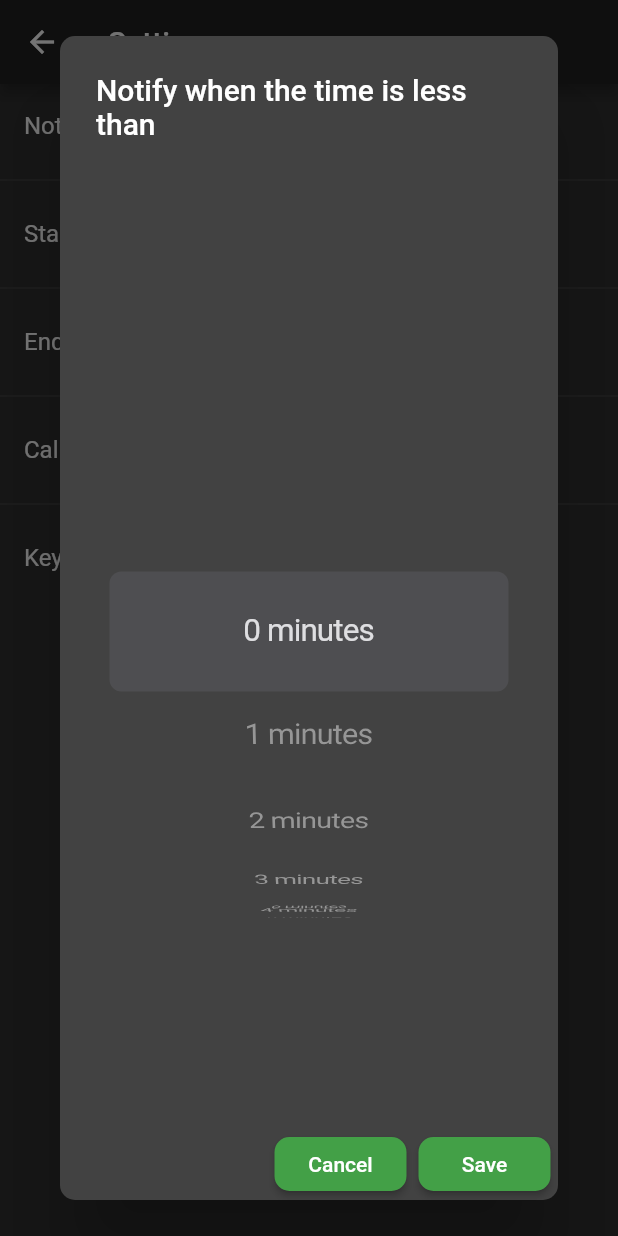
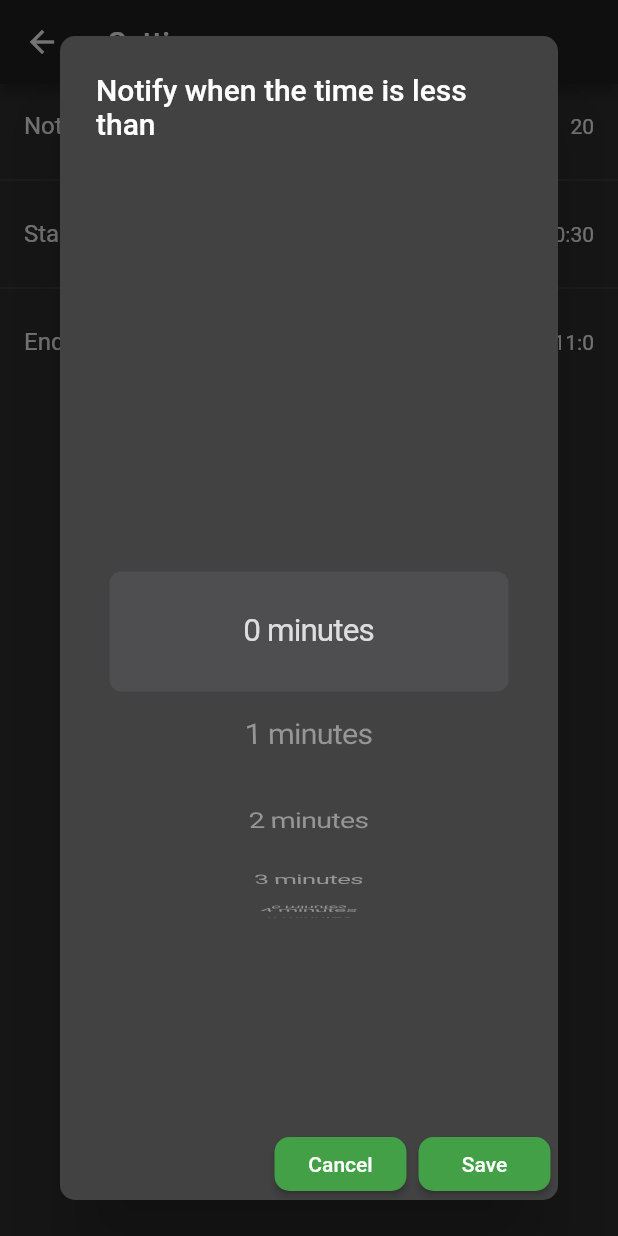
Before and after one commit to Oliventech/beatrushhour, a Flutter app: the SettingsPage screen opened directly, after a tap on "Notify me when", on a phone screen of 412 x 824 dp. Run offline on Flutter 3.47's test engine with Material 2 defaults, Android fonts, the phone set to English and light mode, and no system bars; our stand-ins replace flutter_local_notifications, shared_preferences; missing offline and left inert: flutter_google_places, google_maps_webservice; accounts and stored records are empty.

Commit message:
some changes

```diff
--- a/lib/settings.dart
+++ b/lib/settings.dart
@@ -3,23 +3,26 @@ import 'package:flutter/material.dart';
 import 'package:shared_preferences/shared_preferences.dart';
 
 class SettingsPage extends StatefulWidget {
+
+  SettingsPage({Key key, this.title}) : super(key: key);
+
+  final String title;
+
   @override
-  _SettingsPageState createState() => _SettingsPageState();
+  SettingsPageState createState() => SettingsPageState();
 }
 
-class _SettingsPageState extends State<SettingsPage> {
+class SettingsPageState extends State<SettingsPage> {
 
-  static final _SettingsPageState listRef = new _SettingsPageState._internal();
+  static int timeThreshold = 20;
 
-  factory _SettingsPageState() {
-    return listRef;
+  static String timeInNormalFormat = '${TimeOfDay.now().hour}:${TimeOfDay.now().minute}';
+
+  static List timeSelectedList = [TimeOfDay.now(), TimeOfDay(hour: TimeOfDay.now().minute+30 >= 60? TimeOfDay.now().hour+1:TimeOfDay.now().hour, minute: TimeOfDay.now().minute+30 >= 60? TimeOfDay.now().minute%30:TimeOfDay.now().minute+30)];
+
+  String giveTimeInNormalFormat(TimeOfDay time) {
+    return '${time.hour}:${time.minute}';
   }
-
-  _SettingsPageState._internal();
-
-  int timeThreshold = 0;
-
-  List timeSelectedList = [];
 
   Future<void> showNumberPicker() {
     return showDialog(
@@ -32,7 +35,7 @@ class _SettingsPageState extends State<SettingsPage> {
               childCount: 1440,
               itemExtent: 80,
               onSelectedItemChanged: (value) {
-                timeThreshold = value;
+                  timeThreshold = value;
               },
               itemBuilder: (context, pickerIndex) {
                 return Align(
@@ -46,13 +49,17 @@ class _SettingsPageState extends State<SettingsPage> {
               RaisedButton(
                 shape: RoundedRectangleBorder(borderRadius: BorderRadius.circular(10)),
                 child: Text('Cancel'),
-                  onPressed: () => Navigator.pop(context),
+                  onPressed: () {
+                    Navigator.pop(context);
+                    setState(() {});
+                  }
               ),
               RaisedButton(
                 shape: RoundedRectangleBorder(borderRadius: BorderRadius.circular(10)),
                 child: Text('Save'),
                 onPressed: () {
                   Navigator.pop(context);
+                  setState(() {});
                 },
               ),
             ],
@@ -61,27 +68,38 @@ class _SettingsPageState extends State<SettingsPage> {
     );
   }
 
-  showTextField() {
+  TextEditingController keyTextController = TextEditingController();
 
+  void dispose() {
+    super.dispose();
+    keyTextController.dispose();
   }
 
   showPickerOfTime(index) {
     showTimePicker(
+        cancelText: 'Save',
         context: context,
-        initialTime: TimeOfDay.now(),
-    ).then((value) => timeSelectedList[index] = value);
+        initialTime: index == 0?timeSelectedList[0]:timeSelectedList[1],
+    ).then((value) {
+      setState(() {
+        timeSelectedList[index] = value;
+      });
+    });
   }
 
   List settingsPageItems = [
     'Notify me when',
     'Start time',
     'End time',
-    'Calls',
-    'Key'
   ];
 
   @override
   Widget build(BuildContext context) {
+    List trailingList = [
+      Text('$timeThreshold'),
+      Text('${giveTimeInNormalFormat(timeSelectedList[0])}'),
+      Text('${giveTimeInNormalFormat(timeSelectedList[1])}'),
+    ];
 
     return Scaffold(
         appBar: AppBar(
@@ -92,18 +110,16 @@ class _SettingsPageState extends State<SettingsPage> {
           itemBuilder: (context, index) {
             return ListTile(
               title: Text(settingsPageItems[index]),
+              trailing: trailingList[index],
               onTap: () {
                 switch (index) {
                   case 0: showNumberPicker();
                   break;
-                  case 1: showPickerOfTime(index);
+                  case 1: showPickerOfTime(0);
                   break;
-                  case 2: showPickerOfTime(index);
+                  case 2: showPickerOfTime(1);
                   break;
-                  case 3: showNumberPicker();
-                  break;
-                  case 4: showTextField();
-                  break;
+                  default: showPickerOfTime(1);
                 }
               },
             );
@@ -115,5 +131,3 @@ class _SettingsPageState extends State<SettingsPage> {
     );
   }
 }
-
-final settingsRef = _SettingsPageState();
```
Also changed, not shown: lib/main_page.dart (+96 -28 lines), 4 other files.
